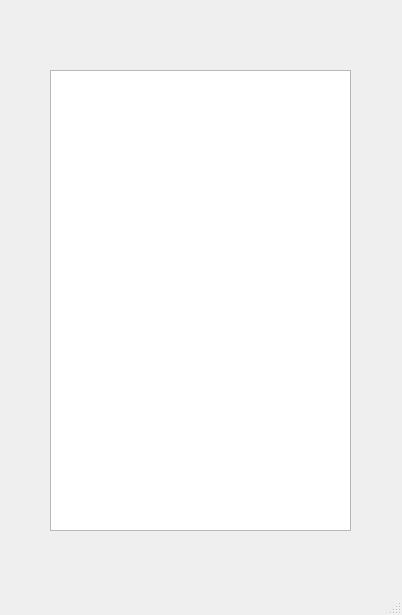
This is pyqt/search_results.ui in Pirhomega/5153-Software-Engineering as Qt 5 draws it before an edit. The edited form follows.
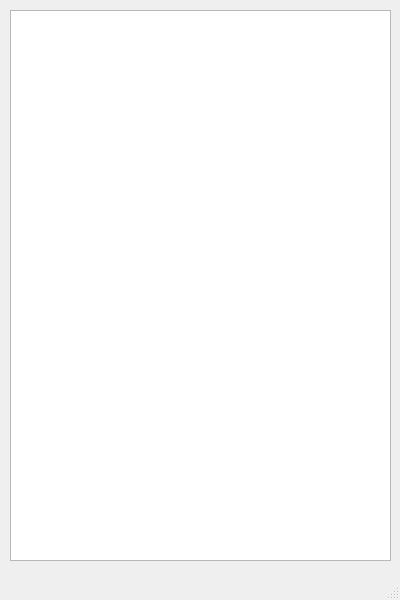
This is the edited form.

Commit message: made search page; temporary pausing

What changed in the file:
```diff
--- a/pyqt/search_results.ui
+++ b/pyqt/search_results.ui
@@ -6,8 +6,8 @@
    <rect>
     <x>0</x>
     <y>0</y>
-    <width>402</width>
-    <height>615</height>
+    <width>400</width>
+    <height>600</height>
    </rect>
   </property>
   <property name="windowTitle">
@@ -17,12 +17,15 @@
    <widget class="QListView" name="search_results_listView">
     <property name="geometry">
      <rect>
-      <x>50</x>
-      <y>70</y>
-      <width>301</width>
-      <height>461</height>
+      <x>10</x>
+      <y>10</y>
+      <width>381</width>
+      <height>551</height>
      </rect>
     </property>
+    <property name="itemAlignment">
+     <set>Qt::AlignLeading</set>
+    </property>
    </widget>
   </widget>
   <widget class="QMenuBar" name="menubar">
```
Left out of the diff: 12 changed lines with no effect on the pictures. The commit also changes 3 other files.
